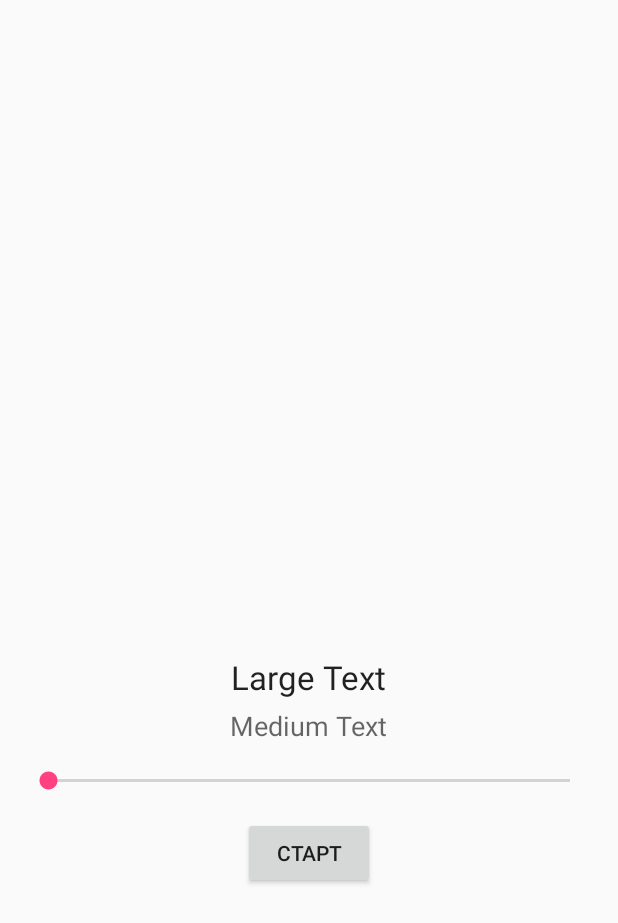
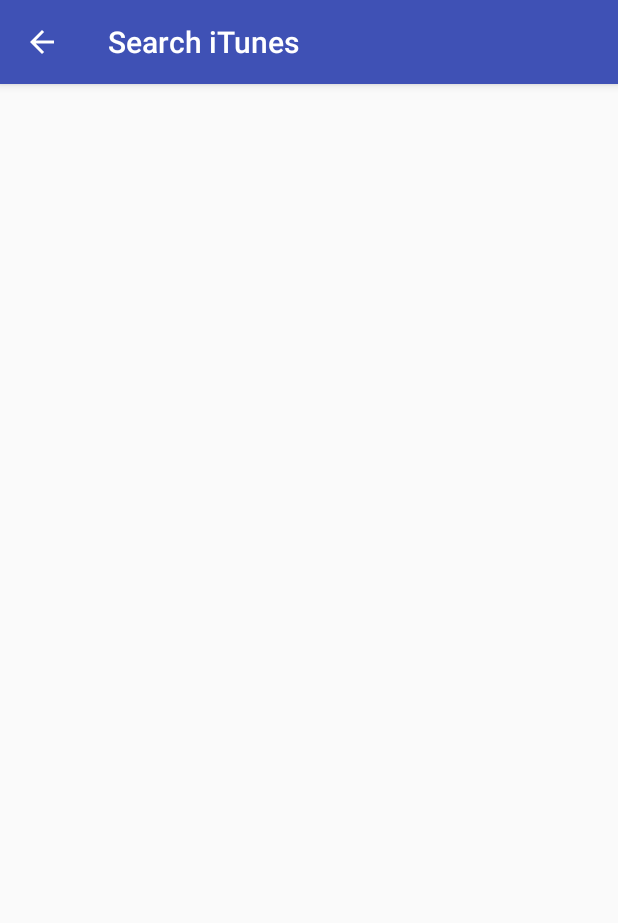
Before and after one commit to opiumfive/SearchITunes, an Android app: the DetailActivity screen opened directly, with no data from a screen before it, on a phone screen of 412 x 824 dp. Shown: the top 923 px of the screen. Run offline under Robolectric (Android 15) with nearby library versions, the phone set to English and light mode, and no system bars.

Commit message:
some fixes

```diff
--- a/app/src/main/AndroidManifest.xml
+++ b/app/src/main/AndroidManifest.xml
@@ -26,6 +26,7 @@
                 android:resource="@xml/searchable" />
         </activity>
         <activity android:name=".ui.songDetail.DetailActivity" />
+
     </application>
 
 </manifest>
--- a/app/src/main/java/com/opiumfive/searchitunes/ui/songDetail/DetailActivity.java
+++ b/app/src/main/java/com/opiumfive/searchitunes/ui/songDetail/DetailActivity.java
@@ -1,16 +1,42 @@
 package com.opiumfive.searchitunes.ui.songDetail;
 
 
-import android.support.v4.app.FragmentActivity;
+import android.content.Intent;
+import android.support.v4.app.Fragment;
 import android.os.Bundle;
+import android.support.v4.app.FragmentManager;
+import android.support.v4.app.FragmentTransaction;
+import android.support.v7.app.ActionBar;
 import com.opiumfive.searchitunes.R;
+import com.opiumfive.searchitunes.model.Song;
+import com.opiumfive.searchitunes.ui.BaseActivity;
 
 
-public class DetailActivity extends FragmentActivity {
+public class DetailActivity extends BaseActivity {
 
     @Override
     protected void onCreate(Bundle savedInstanceState) {
         super.onCreate(savedInstanceState);
         setContentView(R.layout.activity_detail);
+
+        ActionBar actionBar = getSupportActionBar();
+        if (actionBar != null) actionBar.setDisplayHomeAsUpEnabled(true);
+
+        Intent intent = getIntent();
+        if (intent != null) {
+            Song song = intent.getParcelableExtra("song");
+            if (song != null) {
+                if (null == savedInstanceState) {
+                    initFragment(PlayerFragment.newInstance(song));
+                }
+            }
+        }
+    }
+
+    private void initFragment(Fragment detailFragment) {
+        FragmentManager fragmentManager = getSupportFragmentManager();
+        FragmentTransaction transaction = fragmentManager.beginTransaction();
+        transaction.add(R.id.container, detailFragment);
+        transaction.commit();
     }
 }
--- a/app/src/main/res/layout/fragment_player.xml
+++ b/app/src/main/res/layout/fragment_player.xml
@@ -1,15 +1,8 @@
-<FrameLayout xmlns:android="http://schemas.android.com/apk/res/android"
-    xmlns:tools="http://schemas.android.com/tools"
-    android:layout_width="match_parent"
-    android:layout_height="match_parent"
-    android:padding="16dp"
-    tools:context="com.opiumfive.searchitunes.ui.songDetail.PlayerFragment">
-
-    <LinearLayout
-        android:layout_width="match_parent"
+<LinearLayout android:layout_width="match_parent"
     android:layout_height="wrap_content"
     android:layout_gravity="center"
-        android:orientation="vertical">
+    android:orientation="vertical"
+    xmlns:android="http://schemas.android.com/apk/res/android">
 
     <com.opiumfive.searchitunes.ui.songsList.CurveImageView
         android:id="@+id/imageView2"
@@ -50,4 +43,3 @@
         android:layout_marginTop="15dp"
         android:text="Старт" />
 </LinearLayout>
-</FrameLayout>
```
Also changed, not shown: app/src/main/java/com/opiumfive/searchitunes/model/Songs.java (+6 -2 lines), app/src/main/java/com/opiumfive/searchitunes/ui/BaseActivity.java (+12 -0 lines), app/src/main/java/com/opiumfive/searchitunes/ui/songDetail/PlayerFragment.java (+25 -19 lines), app/src/main/java/com/opiumfive/searchitunes/ui/songsList/SearchActivity.java (+4 -5 lines), app/src/main/res/layout/activity_detail.xml (+4 -8 lines). Lines whose indentation alone changed are shown as unchanged.
